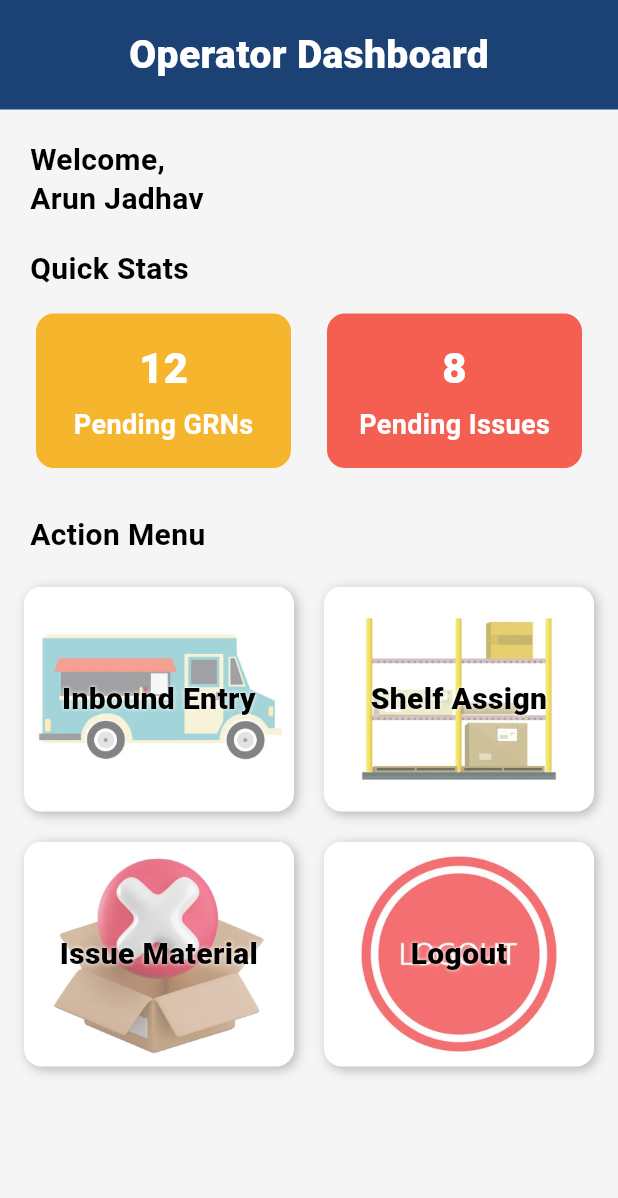
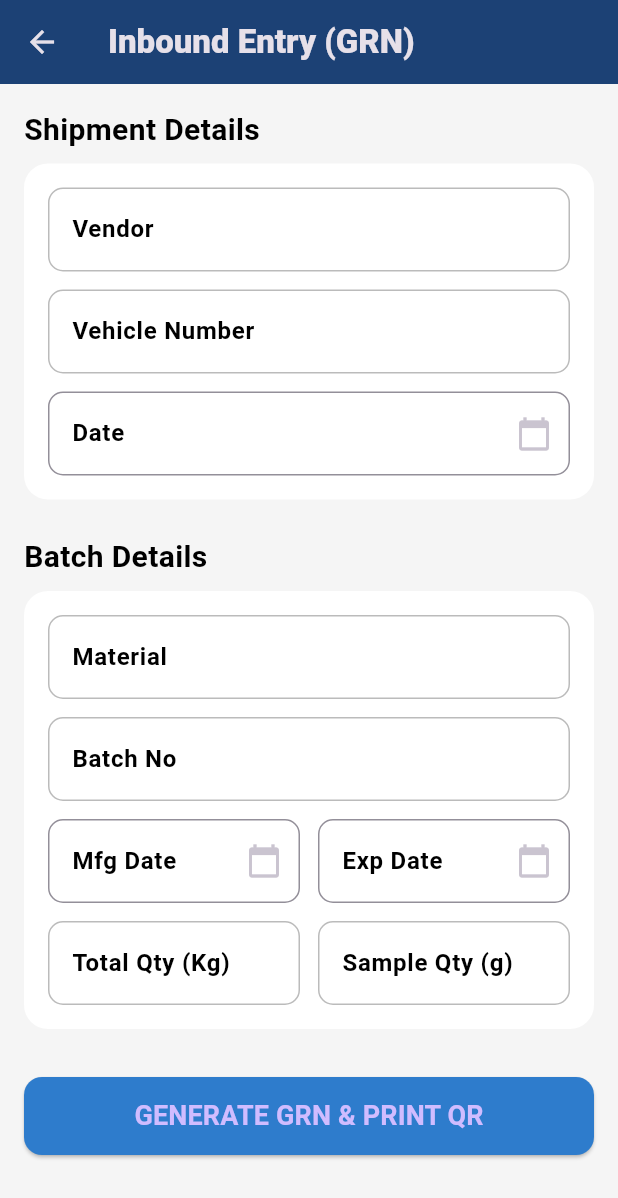
Before and after one commit to shrishailpatil-hub/chitale-raw-material-management, a Flutter app: the AdminDashboard screen opened directly, after a tap on "Inbound Entry", on a phone screen of 412 x 824 dp. Shown: the top 1198 px of the screen. Run offline on Flutter 3.47's test engine with Material 3 defaults, Android fonts, the light colour scheme and no system bars.

Commit message:
UI: added inbound screen UI

```diff
--- a/lib/admin_dashboard.dart
+++ b/lib/admin_dashboard.dart
@@ -1,4 +1,5 @@
 import 'package:flutter/material.dart';
+import 'inbound_entry_screen.dart';
 
 class AdminDashboard extends StatefulWidget {
   const AdminDashboard({super.key});
@@ -126,8 +127,16 @@ class _AdminDashboardState extends State<AdminDashboard> {
                       pressed: inboundPressed,
                       onPressDown: () => setState(() => inboundPressed = true),
                       onPressUp: () => setState(() => inboundPressed = false),
-                      onTap: () => print("Inbound Entry"),
+                      onTap: () {
+                        Navigator.push(
+                          context,
+                          MaterialPageRoute(
+                            builder: (context) => const InboundEntryScreen(),
+                          ),
+                        );
+                      },
                     ),
+
 
                     _menuButton(
                       label: "Shelf Assign",
--- /dev/null
+++ b/lib/inbound_entry_screen.dart
@@ -0,0 +1,222 @@
+import 'package:flutter/material.dart';
+
+class InboundEntryScreen extends StatefulWidget {
+  const InboundEntryScreen({super.key});
+
+  @override
+  State<InboundEntryScreen> createState() => _InboundEntryScreenState();
+}
+
+class _InboundEntryScreenState extends State<InboundEntryScreen> {
+  final _vendorController = TextEditingController();
+  final _vehicleController = TextEditingController();
+  final _dateController = TextEditingController();
+
+  final _materialController = TextEditingController();
+  final _batchController = TextEditingController();
+  final _mfgDateController = TextEditingController();
+  final _expDateController = TextEditingController();
+  final _totalQtyController = TextEditingController();
+  final _sampleQtyController = TextEditingController();
+
+  @override
+  void dispose() {
+    _vendorController.dispose();
+    _vehicleController.dispose();
+    _dateController.dispose();
+    _materialController.dispose();
+    _batchController.dispose();
+    _mfgDateController.dispose();
+    _expDateController.dispose();
+    _totalQtyController.dispose();
+    _sampleQtyController.dispose();
+    super.dispose();
+  }
+
+  @override
+  Widget build(BuildContext context) {
+    return Scaffold(
+      backgroundColor: const Color(0xFFF5F5F5),
+      appBar: AppBar(
+        backgroundColor: const Color(0xFF1C4175),
+        title: const Text(
+          'Inbound Entry (GRN)',
+          style: TextStyle(fontWeight: FontWeight.w800),
+        ),
+      ),
+      body: SingleChildScrollView(
+        padding: const EdgeInsets.all(16),
+        child: Column(
+          crossAxisAlignment: CrossAxisAlignment.start,
+          children: [
+
+            /// Shipment Details
+            _sectionTitle('Shipment Details'),
+            _card(
+              children: [
+                _input('Vendor', _vendorController),
+                const SizedBox(height: 12),
+                _input('Vehicle Number', _vehicleController),
+                const SizedBox(height: 12),
+                _dateInput('Date', _dateController),
+              ],
+            ),
+
+            const SizedBox(height: 24),
+
+            /// Batch Details
+            _sectionTitle('Batch Details'),
+            _card(
+              children: [
+                _input('Material', _materialController),
+                const SizedBox(height: 12),
+                _input('Batch No', _batchController),
+                const SizedBox(height: 12),
+                Row(
+                  children: [
+                    Expanded(child: _dateInput('Mfg Date', _mfgDateController)),
+                    const SizedBox(width: 12),
+                    Expanded(child: _dateInput('Exp Date', _expDateController)),
+                  ],
+                ),
+                const SizedBox(height: 12),
+                Row(
+                  children: [
+                    Expanded(child: _input('Total Qty (Kg)', _totalQtyController, isNumber: true)),
+                    const SizedBox(width: 12),
+                    Expanded(child: _input('Sample Qty (g)', _sampleQtyController, isNumber: true)),
+                  ],
+                ),
+              ],
+            ),
+
+            const SizedBox(height: 32),
+
+            /// Generate Button
+            SizedBox(
+              width: double.infinity,
+              height: 52,
+              child: ElevatedButton(
+                style: ElevatedButton.styleFrom(
+                  backgroundColor: const Color(0xFF2E7CCC),
+                  shape: RoundedRectangleBorder(
+                    borderRadius: BorderRadius.circular(12),
+                  ),
+                ),
+                onPressed: _onGeneratePressed,
+                child: const Text(
+                  'GENERATE GRN & PRINT QR',
+                  style: TextStyle(fontSize: 18, fontWeight: FontWeight.bold),
+                ),
+              ),
+            ),
+          ],
+        ),
+      ),
+    );
+  }
+
+  /// ---------------- UI Helpers ----------------
+
+  Widget _sectionTitle(String text) {
+    return Padding(
+      padding: const EdgeInsets.only(bottom: 8),
+      child: Text(
+        text,
+        style: const TextStyle(
+          color: Colors.black,
+          fontSize: 20,
+          fontWeight: FontWeight.w700,
+        ),
+      ),
+    );
+  }
+
+  Widget _card({required List<Widget> children}) {
+    return Container(
+      padding: const EdgeInsets.all(16),
+      decoration: BoxDecoration(
+        color: Colors.white,
+        borderRadius: BorderRadius.circular(16),
+      ),
+      child: Column(children: children),
+    );
+  }
+
+  Widget _input(String label, TextEditingController controller,
+      {bool isNumber = false}) {
+    return TextField(
+      controller: controller,
+      keyboardType: isNumber ? TextInputType.number : TextInputType.text,
+
+      // 👇 THIS LINE FIXES THE VISIBILITY
+      style: const TextStyle(
+        color: Colors.black,
+        fontSize: 16,
+        fontWeight: FontWeight.w500,
+      ),
+
+      decoration: InputDecoration(
+        labelText: label,
+        labelStyle: const TextStyle(
+          color: Colors.black,
+          fontWeight: FontWeight.w600,
+        ),
+        enabledBorder: OutlineInputBorder(
+          borderRadius: BorderRadius.circular(10),
+          borderSide: const BorderSide(color: Color(0xFFBBBBBB)),
+        ),
+        focusedBorder: OutlineInputBorder(
+          borderRadius: BorderRadius.circular(10),
+          borderSide: const BorderSide(color: Color(0xFF2E7CCC), width: 2),
+        ),
+      ),
+    );
+
+  }
+
+  Widget _dateInput(String label, TextEditingController controller) {
+    return TextField(
+      controller: controller,
+      readOnly: true,
+      decoration: InputDecoration(
+        labelText: label,
+        labelStyle: const TextStyle(
+          color: Colors.black,
+          fontWeight: FontWeight.w600,
+        ),
+        border: OutlineInputBorder(borderRadius: BorderRadius.circular(10)),
+        suffixIcon: const Icon(Icons.calendar_today),
+      ),
+      onTap: () async {
+        final date = await showDatePicker(
+          context: context,
+          firstDate: DateTime(2020),
+          lastDate: DateTime(2035),
+          initialDate: DateTime.now(),
+        );
+
+        if (date != null) {
+          controller.text =
+          '${date.day}/${date.month}/${date.year}';
+        }
+      },
+    );
+  }
+
+  /// ---------------- Logic ----------------
+
+  void _onGeneratePressed() {
+    // For now: just verify data is captured
+    debugPrint('Vendor: ${_vendorController.text}');
+    debugPrint('Vehicle: ${_vehicleController.text}');
+    debugPrint('Material: ${_materialController.text}');
+    debugPrint('Batch: ${_batchController.text}');
+    debugPrint('Total Qty: ${_totalQtyController.text}');
+    debugPrint('Sample Qty: ${_sampleQtyController.text}');
+
+    ScaffoldMessenger.of(context).showSnackBar(
+      const SnackBar(content: Text('GRN Generated (mock)')),
+    );
+  }
+}
```
